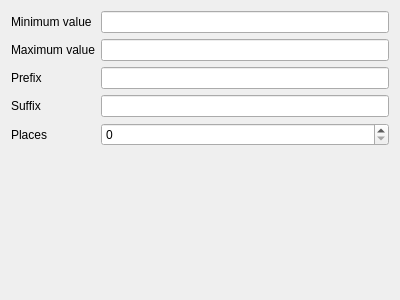
Qt form src/configmanager/editorwidgets/uifiles/ui_numberwidget_config.ui (roam-qgis/Roam) before a commit.
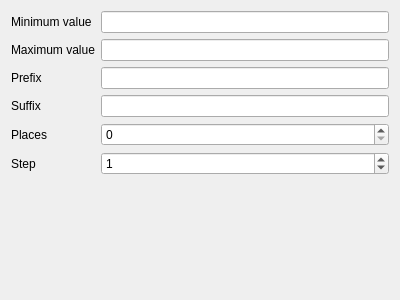
The same form after that commit.

What changed in the file:
```diff
--- a/src/configmanager/editorwidgets/uifiles/ui_numberwidget_config.ui
+++ b/src/configmanager/editorwidgets/uifiles/ui_numberwidget_config.ui
@@ -67,6 +67,23 @@
    <item row="6" column="1">
     <widget class="QSpinBox" name="places_spin"/>
    </item>
+   <item row="8" column="0">
+    <widget class="QLabel" name="places_label_2">
+     <property name="text">
+      <string>Step</string>
+     </property>
+    </widget>
+   </item>
+   <item row="8" column="1">
+    <widget class="QSpinBox" name="step_spin">
+     <property name="maximum">
+      <number>999999999</number>
+     </property>
+     <property name="value">
+      <number>1</number>
+     </property>
+    </widget>
+   </item>
   </layout>
  </widget>
  <resources/>
```
